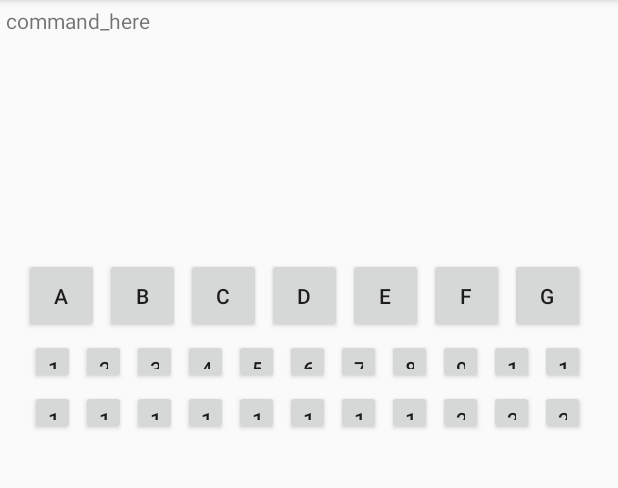
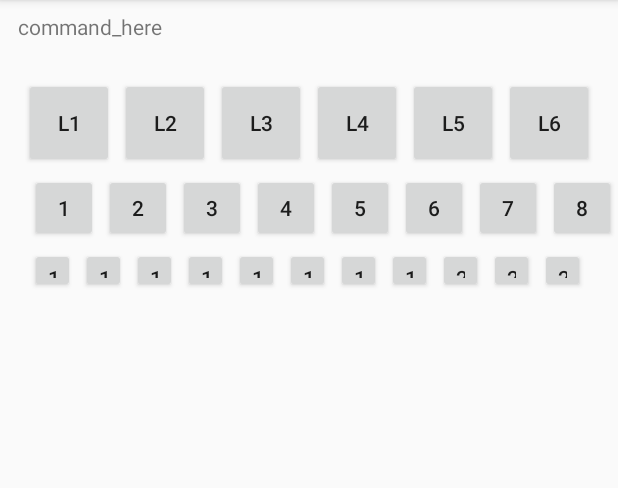
Before and after one commit to JaivirBali/HCIA3, an Android app: the screen it shows after launch (MainActivity), on a phone screen of 412 x 824 dp, the part 84-572 px from its top. Run offline under Robolectric (Android 15) with nearby library versions, the phone set to English and light mode, and no system bars.

Commit message:
-Changed buttons to 3 different sizes

```diff
--- a/app/src/main/java/com/example/hci_a3/MainActivity.java
+++ b/app/src/main/java/com/example/hci_a3/MainActivity.java
@@ -23,13 +23,12 @@ public class MainActivity extends AppCompatActivity {
 
         TextView cmdPrompt = findViewById(R.id.cmdTxtview);
 
-        Button Abutton = findViewById(R.id.aBtn);
-        Button Bbutton = findViewById(R.id.bBtn);
-        Button Cbutton = findViewById(R.id.cBtn);
-        Button Dbutton = findViewById(R.id.dBtn);
-        Button Ebutton = findViewById(R.id.eBtn);
-        Button Fbutton = findViewById(R.id.fBtn);
-        Button Gbutton = findViewById(R.id.gBtn);
+        Button L1button = findViewById(R.id.L1btn);
+        Button L2button = findViewById(R.id.L2btn);
+        Button L3button = findViewById(R.id.L3btn);
+        Button L4button = findViewById(R.id.L4btn);
+        Button L5button = findViewById(R.id.L5btn);
+        Button L6button = findViewById(R.id.L6btn);
 
         Button button1 = findViewById(R.id.Btn1);
         Button button2 = findViewById(R.id.Btn2);
@@ -39,9 +38,6 @@ public class MainActivity extends AppCompatActivity {
         Button button6 = findViewById(R.id.Btn6);
         Button button7 = findViewById(R.id.Btn7);
         Button button8 = findViewById(R.id.Btn8);
-        Button button9 = findViewById(R.id.Btn9);
-        Button button10 = findViewById(R.id.Btn10);
-        Button button11 = findViewById(R.id.Btn11);
         Button button12 = findViewById(R.id.Btn12);
         Button button13 = findViewById(R.id.Btn13);
         Button button14 = findViewById(R.id.Btn14);
--- a/app/src/main/res/layout/activity_buttons.xml
+++ b/app/src/main/res/layout/activity_buttons.xml
@@ -13,17 +13,7 @@
         android:layout_marginTop="4dp"
         android:text="22"
         app:layout_constraintStart_toEndOf="@+id/Btn21"
-        app:layout_constraintTop_toBottomOf="@+id/Btn11" />
-
-    <Button
-        android:id="@+id/Btn11"
-        android:layout_width="30dp"
-        android:layout_height="30dp"
-        android:layout_marginStart="4dp"
-        android:layout_marginTop="4dp"
-        android:text="11"
-        app:layout_constraintStart_toEndOf="@+id/Btn10"
-        app:layout_constraintTop_toBottomOf="@+id/gBtn" />
+        app:layout_constraintTop_toBottomOf="@+id/Btn8" />
 
     <Button
         android:id="@+id/Btn21"
@@ -33,17 +23,7 @@
         android:layout_marginTop="4dp"
         android:text="21"
         app:layout_constraintStart_toEndOf="@+id/Btn20"
-        app:layout_constraintTop_toBottomOf="@+id/Btn10" />
-
-    <Button
-        android:id="@+id/Btn10"
-        android:layout_width="30dp"
-        android:layout_height="30dp"
-        android:layout_marginStart="4dp"
-        android:layout_marginTop="4dp"
-        android:text="10"
-        app:layout_constraintStart_toEndOf="@+id/Btn9"
-        app:layout_constraintTop_toBottomOf="@+id/gBtn" />
+        app:layout_constraintTop_toBottomOf="@+id/Btn7" />
 
     <Button
         android:id="@+id/Btn20"
@@ -53,27 +33,27 @@
         android:layout_marginTop="4dp"
         android:text="20"
         app:layout_constraintStart_toEndOf="@+id/Btn19"
-        app:layout_constraintTop_toBottomOf="@+id/Btn9" />
+        app:layout_constraintTop_toBottomOf="@+id/Btn6" />
 
     <Button
         android:id="@+id/Btn3"
-        android:layout_width="30dp"
-        android:layout_height="30dp"
+        android:layout_width="45dp"
+        android:layout_height="45dp"
         android:layout_marginStart="4dp"
         android:layout_marginTop="4dp"
         android:text="3"
         app:layout_constraintStart_toEndOf="@+id/Btn2"
-        app:layout_constraintTop_toBottomOf="@+id/bBtn" />
+        app:layout_constraintTop_toBottomOf="@+id/L2btn" />
 
     <Button
         android:id="@+id/Btn4"
-        android:layout_width="30dp"
-        android:layout_height="30dp"
+        android:layout_width="45dp"
+        android:layout_height="45dp"
         android:layout_marginStart="4dp"
         android:layout_marginTop="4dp"
         android:text="4"
         app:layout_constraintStart_toEndOf="@+id/Btn3"
-        app:layout_constraintTop_toBottomOf="@+id/cBtn" />
+        app:layout_constraintTop_toBottomOf="@+id/L3btn" />
 
     <Button
         android:id="@+id/Btn14"
@@ -97,33 +77,33 @@
 
     <Button
         android:id="@+id/Btn5"
-        android:layout_width="30dp"
-        android:layout_height="30dp"
+        android:layout_width="45dp"
+        android:layout_height="45dp"
         android:layout_marginStart="4dp"
         android:layout_marginTop="4dp"
         android:text="5"
         app:layout_constraintStart_toEndOf="@+id/Btn4"
-        app:layout_constraintTop_toBottomOf="@+id/cBtn" />
+        app:layout_constraintTop_toBottomOf="@+id/L3btn" />
 
     <Button
         android:id="@+id/Btn6"
-        android:layout_width="30dp"
-        android:layout_height="30dp"
+        android:layout_width="45dp"
+        android:layout_height="45dp"
         android:layout_marginStart="4dp"
         android:layout_marginTop="4dp"
         android:text="6"
         app:layout_constraintStart_toEndOf="@+id/Btn5"
-        app:layout_constraintTop_toBottomOf="@+id/dBtn" />
+        app:layout_constraintTop_toBottomOf="@+id/L4btn" />
 
     <Button
         android:id="@+id/Btn7"
-        android:layout_width="30dp"
-        android:layout_height="30dp"
+        android:layout_width="45dp"
+        android:layout_height="45dp"
         android:layout_marginStart="4dp"
         android:layout_marginTop="4dp"
         android:text="7"
         app:layout_constraintStart_toEndOf="@+id/Btn6"
-        app:layout_constraintTop_toBottomOf="@+id/dBtn" />
+        app:layout_constraintTop_toBottomOf="@+id/L4btn" />
 
     <Button
         android:id="@+id/Btn18"
@@ -137,23 +117,13 @@
 
     <Button
         android:id="@+id/Btn8"
-        android:layout_width="30dp"
-        android:layout_height="30dp"
+        android:layout_width="45dp"
+        android:layout_height="45dp"
         android:layout_marginStart="4dp"
         android:layout_marginTop="4dp"
         android:text="8"
         app:layout_constraintStart_toEndOf="@+id/Btn7"
-        app:layout_constraintTop_toBottomOf="@+id/eBtn" />
-
-    <Button
-        android:id="@+id/Btn9"
-        android:layout_width="30dp"
-        android:layout_height="30dp"
-        android:layout_marginStart="4dp"
-        android:layout_marginTop="4dp"
-        android:text="9"
-        app:layout_constraintStart_toEndOf="@+id/Btn8"
-        app:layout_constraintTop_toBottomOf="@+id/fBtn" />
+        app:layout_constraintTop_toBottomOf="@+id/L5btn" />
 
     <Button
         android:id="@+id/Btn19"
@@ -192,7 +162,7 @@
         android:layout_marginStart="4dp"
         android:layout_marginTop="4dp"
         android:text="12"
-        app:layout_constraintStart_toStartOf="@+id/aBtn"
+        app:layout_constraintStart_toStartOf="@+id/L1btn"
         app:layout_constraintTop_toBottomOf="@+id/Btn1" />
 
     <Button
@@ -207,106 +177,91 @@
 
     <Button
         android:id="@+id/Btn1"
-        android:layout_width="30dp"
-        android:layout_height="30dp"
+        android:layout_width="45dp"
+        android:layout_height="45dp"
         android:layout_marginStart="4dp"
         android:layout_marginTop="4dp"
         android:text="1"
-        app:layout_constraintStart_toStartOf="@+id/aBtn"
-        app:layout_constraintTop_toBottomOf="@+id/aBtn" />
+        app:layout_constraintStart_toStartOf="@+id/L1btn"
+        app:layout_constraintTop_toBottomOf="@+id/L1btn" />
 
     <Button
         android:id="@+id/Btn2"
-        android:layout_width="30dp"
-        android:layout_height="30dp"
+        android:layout_width="45dp"
+        android:layout_height="45dp"
         android:layout_marginStart="4dp"
         android:layout_marginTop="4dp"
         android:text="2"
         app:layout_constraintStart_toEndOf="@+id/Btn1"
-        app:layout_constraintTop_toBottomOf="@+id/bBtn" />
+        app:layout_constraintTop_toBottomOf="@+id/L2btn" />
 
     <Button
-        android:id="@+id/bBtn"
-        android:layout_width="50dp"
-        android:layout_height="50dp"
+        android:id="@+id/L2btn"
+        android:layout_width="60dp"
+        android:layout_height="60dp"
         android:layout_marginStart="4dp"
         android:layout_marginTop="4dp"
-        android:text="@string/B_btn"
-        app:layout_constraintStart_toEndOf="@+id/aBtn"
+        android:text="@string/L2"
+        app:layout_constraintStart_toEndOf="@+id/L1btn"
         app:layout_constraintTop_toBottomOf="@+id/cmdTxtview" />
 
     <Button
-        android:id="@+id/cBtn"
-        android:layout_width="50dp"
-        android:layout_height="50dp"
+        android:id="@+id/L3btn"
+        android:layout_width="60dp"
+        android:layout_height="60dp"
         android:layout_marginStart="4dp"
         android:layout_marginTop="4dp"
-        android:text="@string/C_btn"
-        app:layout_constraintStart_toEndOf="@+id/bBtn"
+        android:text="@string/L3"
+        app:layout_constraintStart_toEndOf="@+id/L2btn"
         app:layout_constraintTop_toBottomOf="@+id/cmdTxtview" />
 
     <Button
-        android:id="@+id/dBtn"
-        android:layout_width="50dp"
-        android:layout_height="50dp"
+        android:id="@+id/L4btn"
+        android:layout_width="60dp"
+        android:layout_height="60dp"
         android:layout_marginStart="4dp"
         android:layout_marginTop="4dp"
-        android:text="@string/D_btn"
-        app:layout_constraintStart_toEndOf="@+id/cBtn"
+        android:text="@string/L4"
+        app:layout_constraintStart_toEndOf="@+id/L3btn"
         app:layout_constraintTop_toBottomOf="@+id/cmdTxtview" />
 
     <Button
-        android:id="@+id/eBtn"
-        android:layout_width="50dp"
-        android:layout_height="50dp"
+        android:id="@+id/L5btn"
+        android:layout_width="60dp"
+        android:layout_height="60dp"
         android:layout_marginStart="4dp"
         android:layout_marginTop="4dp"
-        android:text="@string/E_Btn"
-        app:layout_constraintStart_toEndOf="@+id/dBtn"
+        android:text="@string/L5"
+        app:layout_constraintStart_toEndOf="@+id/L4btn"
         app:layout_constraintTop_toBottomOf="@+id/cmdTxtview" />
 
     <Button
-        android:id="@+id/fBtn"
-        android:layout_width="50dp"
-        android:layout_height="50dp"
+        android:id="@+id/L6btn"
+        android:layout_width="60dp"
+        android:layout_height="60dp"
         android:layout_marginStart="4dp"
         android:layout_marginTop="4dp"
-        android:text="@string/F_btn"
-        app:layout_constraintStart_toEndOf="@+id/eBtn"
-        app:layout_constraintTop_toBottomOf="@+id/cmdTxtview" />
-
-    <Button
-        android:id="@+id/gBtn"
-        android:layout_width="50dp"
-        android:layout_height="50dp"
-        android:layout_marginStart="4dp"
-        android:layout_marginTop="4dp"
-        android:layout_marginEnd="4dp"
-        android:text="@string/G_btn"
-        app:layout_constraintEnd_toEndOf="parent"
-        app:layout_constraintHorizontal_bias="0.0"
-        app:layout_constraintStart_toEndOf="@+id/fBtn"
+        android:text="@string/L6"
+        app:layout_constraintStart_toEndOf="@+id/L5btn"
         app:layout_constraintTop_toBottomOf="@+id/cmdTxtview" />
 
     <TextView
         android:id="@+id/cmdTxtview"
-        android:layout_width="0dp"
-        android:layout_height="164dp"
-        android:layout_marginStart="4dp"
-        android:layout_marginTop="4dp"
-        android:layout_marginEnd="4dp"
+        android:layout_width="392dp"
+        android:layout_height="40dp"
+        android:layout_marginTop="8dp"
+        android:layout_marginEnd="8dp"
         android:text="@string/cmd_txtview"
         app:layout_constraintEnd_toEndOf="parent"
-        app:layout_constraintStart_toStartOf="parent"
         app:layout_constraintTop_toTopOf="parent" />
 
     <Button
-        android:id="@+id/aBtn"
-        android:layout_width="50dp"
-        android:layout_height="50dp"
+        android:id="@+id/L1btn"
+        android:layout_width="60dp"
+        android:layout_height="60dp"
         android:layout_marginStart="16dp"
         android:layout_marginTop="4dp"
-        android:text="@string/A_btn"
+        android:text="@string/L1"
         app:layout_constraintStart_toStartOf="parent"
         app:layout_constraintTop_toBottomOf="@+id/cmdTxtview" />
 
--- a/app/src/main/res/values/strings.xml
+++ b/app/src/main/res/values/strings.xml
@@ -1,11 +1,10 @@
 <resources>
     <string name="app_name">HCI-A3</string>
     <string name="cmd_txtview">command_here</string>
-    <string name="A_btn">A</string>
-    <string name="B_btn">B</string>
-    <string name="C_btn">C</string>
-    <string name="D_btn">D</string>
-    <string name="E_Btn">E</string>
-    <string name="F_btn">F</string>
-    <string name="G_btn">G</string>
+    <string name="L1">L1</string>
+    <string name="L2">L2</string>
+    <string name="L3">L3</string>
+    <string name="L4">L4</string>
+    <string name="L5">L5</string>
+    <string name="L6">L6</string>
 </resources>
```
